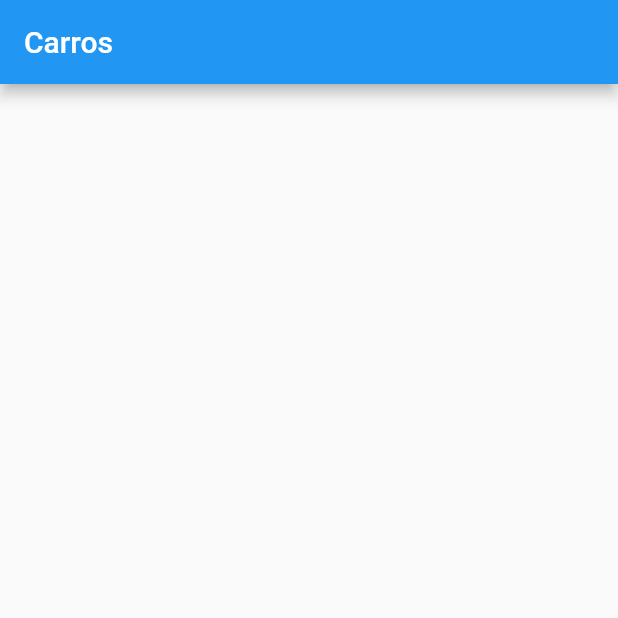
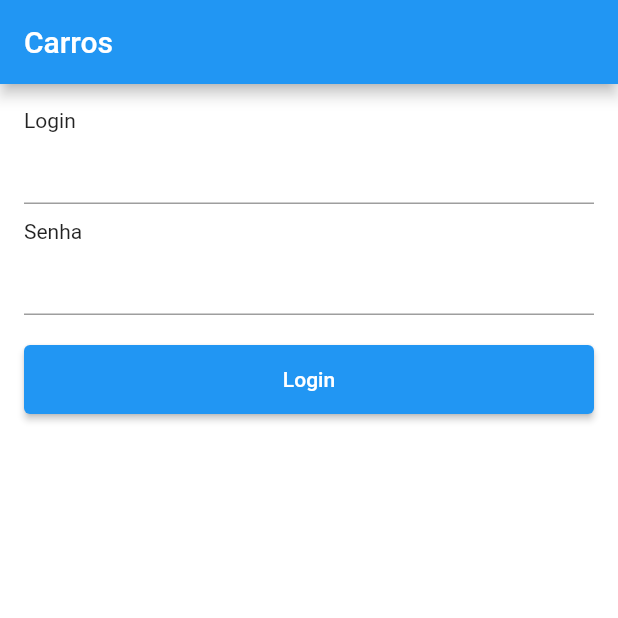
Before and after one commit to MatheusAngelicio/Cars_App, a Flutter app: the screen it shows after launch, on a phone screen of 412 x 824 dp, the top half of it. Run offline on Flutter 3.47's test engine with Material 2 defaults, Android fonts, the light colour scheme and no system bars.

Commit message:
criar tela de login

```diff
--- a/lib/main.dart
+++ b/lib/main.dart
@@ -15,6 +15,8 @@ class MyApp extends StatelessWidget {
       debugShowCheckedModeBanner: false,
       theme: ThemeData(
         primarySwatch: Colors.blue,
+        brightness: Brightness.light,
+        scaffoldBackgroundColor: Colors.white
       ),
       home: LoginPage(),
     );
--- a/lib/pages/login_page.dart
+++ b/lib/pages/login_page.dart
@@ -5,15 +5,33 @@ class LoginPage extends StatelessWidget {
 
   @override
   Widget build(BuildContext context) {
-    return Scaffold(
-      appBar: AppBar(title: Text("Carros")),
-      body: _body()
-    );
+    return Scaffold(appBar: AppBar(title: Text("Carros")), body: _body());
   }
 
   _body() {
-    Container(
-      color: Colors.white,
+    return Container(
+      padding: EdgeInsets.all(16),
+      child: ListView(
+        children: [
+          Text("Login"),
+          TextFormField(),
+          SizedBox(height: 10,),
+          Text("Senha"),
+          TextFormField(
+            obscureText: true,
+          ),
+          SizedBox(height: 20,),
+          Container(
+            height: 46,
+            child: ElevatedButton(
+              onPressed: () {},
+              child: Text(
+                "Login",
+              ),
+            ),
+          ),
+        ],
+      ),
     );
   }
 }
```
